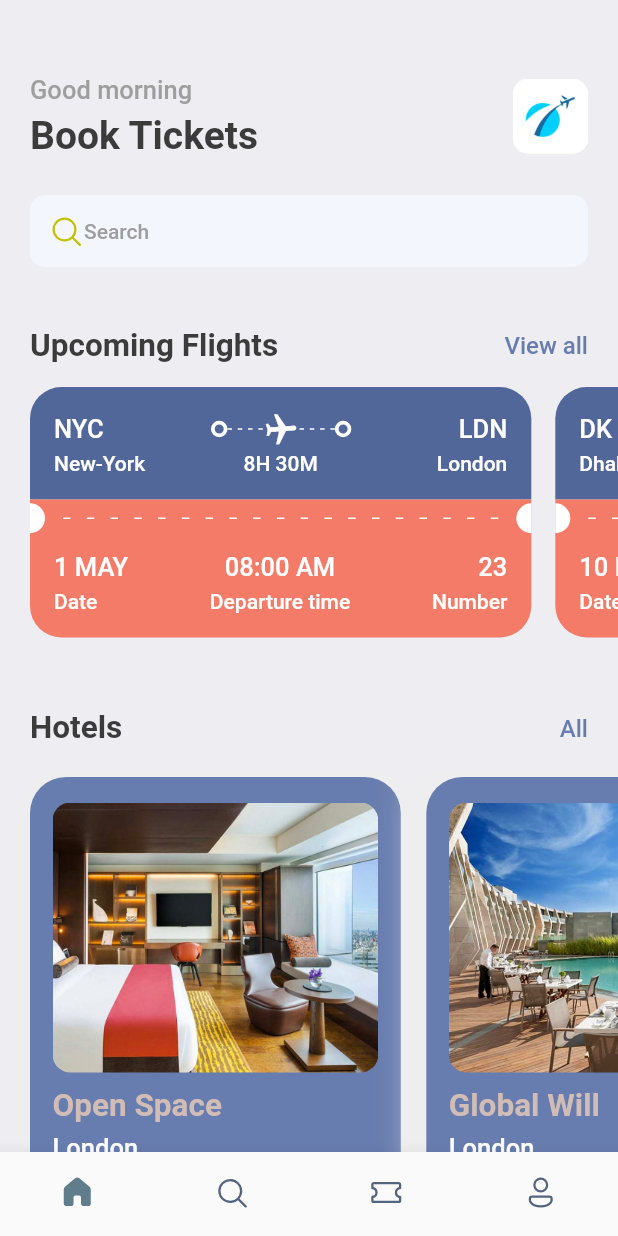
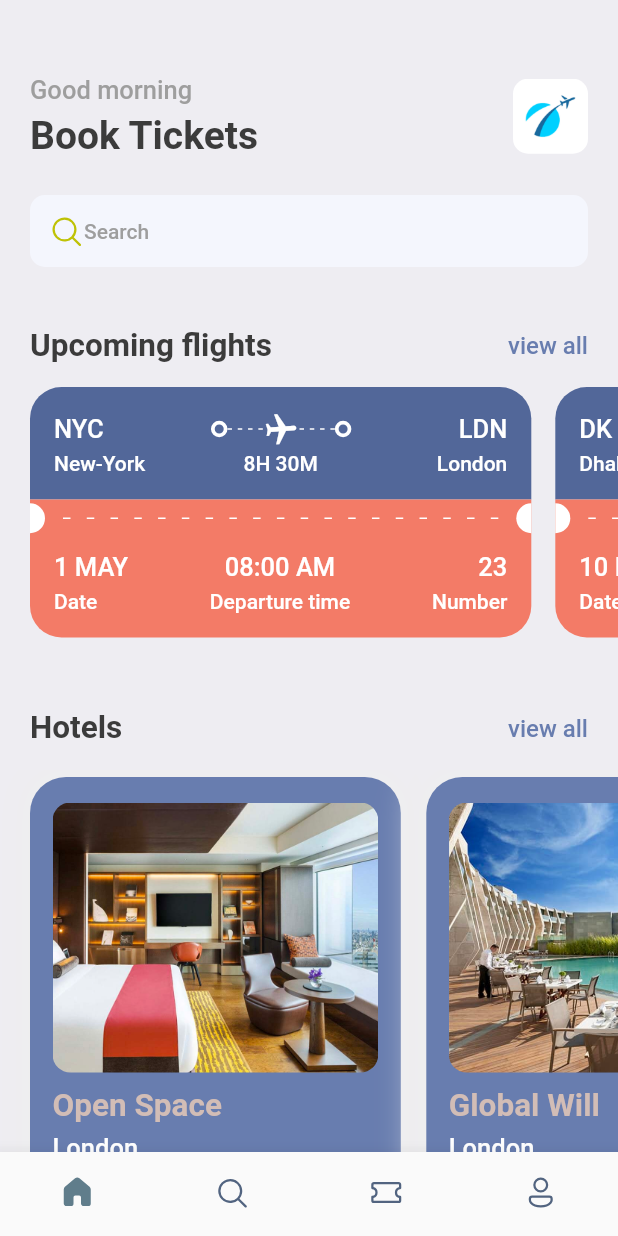
Before and after one commit to adityajinegar/ticket_booking_app, a Flutter app: the screen it shows after launch, on a phone screen of 412 x 824 dp. Run offline on Flutter 3.47's test engine with Material 2 defaults, Android fonts, the phone set to English and light mode, and no system bars; our stand-ins replace fluentui_icons, gap, get.

```diff
--- a/ticket_booking/lib/screens/bottom_bar.dart
+++ b/ticket_booking/lib/screens/bottom_bar.dart
@@ -1,6 +1,7 @@
 import 'package:fluentui_icons/fluentui_icons.dart';
 import 'package:flutter/material.dart';
 import 'package:ticket_booking/screens/home_screen.dart';
+import 'package:ticket_booking/screens/search_screen.dart';
 
 class BottomBar extends StatefulWidget {
   const BottomBar({super.key});
@@ -14,7 +15,7 @@ class _BottomBarState extends State<BottomBar> {
 
   static final List<Widget> _widgetOptions = [
     const HomeScreen(),
-    const Text('Search'),
+    const SearchScreen(),
     const Text('Tickets'),
     const Text('Profile'),
   ];
--- a/ticket_booking/lib/screens/home_screen.dart
+++ b/ticket_booking/lib/screens/home_screen.dart
@@ -1,10 +1,12 @@
 import 'package:fluentui_icons/fluentui_icons.dart';
 import 'package:flutter/material.dart';
 import 'package:gap/gap.dart';
-import 'package:ticket_booking/screens/hotel_screen.dart';
-import 'package:ticket_booking/screens/ticket_view.dart';
-import 'package:ticket_booking/utils/app_info_list.dart';
-import 'package:ticket_booking/utils/app_styles.dart';
+import 'package:ticket_booking/widgets/double_text_widget.dart';
+
+import '../utils/app_info_list.dart';
+import '../utils/app_styles.dart';
+import 'hotel_screen.dart';
+import 'ticket_view.dart';
 
 class HomeScreen extends StatelessWidget {
   const HomeScreen({Key? key}) : super(key: key);
@@ -71,22 +73,9 @@ class HomeScreen extends StatelessWidget {
                   ),
                 ),
                 const Gap(40),
-                Row(
-                  mainAxisAlignment: MainAxisAlignment.spaceBetween,
-                  children: [
-                    Text(
-                      'Upcoming Flights',
-                      style: Styles.headLineStyle2,
-                    ),
-                    InkWell(
-                      onTap: () {},
-                      child: Text(
-                        'View all',
-                        style: Styles.textStyle
-                            .copyWith(color: Styles.primaryColor),
-                      ),
-                    )
-                  ],
+                const AppDoubleTextWidget(
+                  bigText: 'Upcoming flights',
+                  smallText: 'view all',
                 )
               ],
             ),
@@ -104,22 +93,9 @@ class HomeScreen extends StatelessWidget {
           const Gap(15),
           Container(
             padding: const EdgeInsets.symmetric(horizontal: 20),
-            child: Row(
-              mainAxisAlignment: MainAxisAlignment.spaceBetween,
-              children: [
-                Text(
-                  'Hotels',
-                  style: Styles.headLineStyle2,
-                ),
-                InkWell(
-                  onTap: () {},
-                  child: Text(
-                    'All',
-                    style:
-                        Styles.textStyle.copyWith(color: Styles.primaryColor),
-                  ),
-                )
-              ],
+            child: const AppDoubleTextWidget(
+              bigText: 'Hotels',
+              smallText: 'view all',
             ),
           ),
           const Gap(15),
--- a/ticket_booking/lib/screens/hotel_screen.dart
+++ b/ticket_booking/lib/screens/hotel_screen.dart
@@ -1,7 +1,8 @@
 import 'package:flutter/material.dart';
 import 'package:gap/gap.dart';
-import 'package:ticket_booking/utils/app_layout.dart';
-import 'package:ticket_booking/utils/app_styles.dart';
+
+import '../utils/app_layout.dart';
+import '../utils/app_styles.dart';
 
 class HotelScreen extends StatelessWidget {
   const HotelScreen({
@@ -15,7 +16,7 @@ class HotelScreen extends StatelessWidget {
   Widget build(BuildContext context) {
     final size = AppLayout.getSize(context);
     return Container(
-      height: 350,
+      height: AppLayout.getHeight(350),
       width: size.width * 0.6,
       margin: const EdgeInsets.only(right: 17, top: 5),
       padding: const EdgeInsets.symmetric(horizontal: 15, vertical: 17),
@@ -33,7 +34,7 @@ class HotelScreen extends StatelessWidget {
         crossAxisAlignment: CrossAxisAlignment.start,
         children: [
           Container(
-            height: 180,
+            height: AppLayout.getHeight(180),
             decoration: BoxDecoration(
               borderRadius: BorderRadius.circular(12),
               color: Styles.primaryColor,
--- /dev/null
+++ b/ticket_booking/lib/widgets/double_text_widget.dart
@@ -0,0 +1,34 @@
+import 'package:flutter/material.dart';
+
+import '../utils/app_styles.dart';
+
+class AppDoubleTextWidget extends StatelessWidget {
+  const AppDoubleTextWidget({
+    Key? key,
+    required this.bigText,
+    required this.smallText,
+  }) : super(key: key);
+
+  final String bigText;
+  final String smallText;
+
+  @override
+  Widget build(BuildContext context) {
+    return Row(
+      mainAxisAlignment: MainAxisAlignment.spaceBetween,
+      children: [
+        Text(
+          bigText,
+          style: Styles.headLineStyle2,
+        ),
+        InkWell(
+          onTap: () {},
+          child: Text(
+            smallText,
+            style: Styles.textStyle.copyWith(color: Styles.primaryColor),
+          ),
+        )
+      ],
+    );
+  }
+}
```
Also changed, not shown: ticket_booking/lib/screens/search_screen.dart (added, +233 -0 lines), ticket_booking/lib/widgets/icon_text_widget.dart (added, +41 -0 lines).
